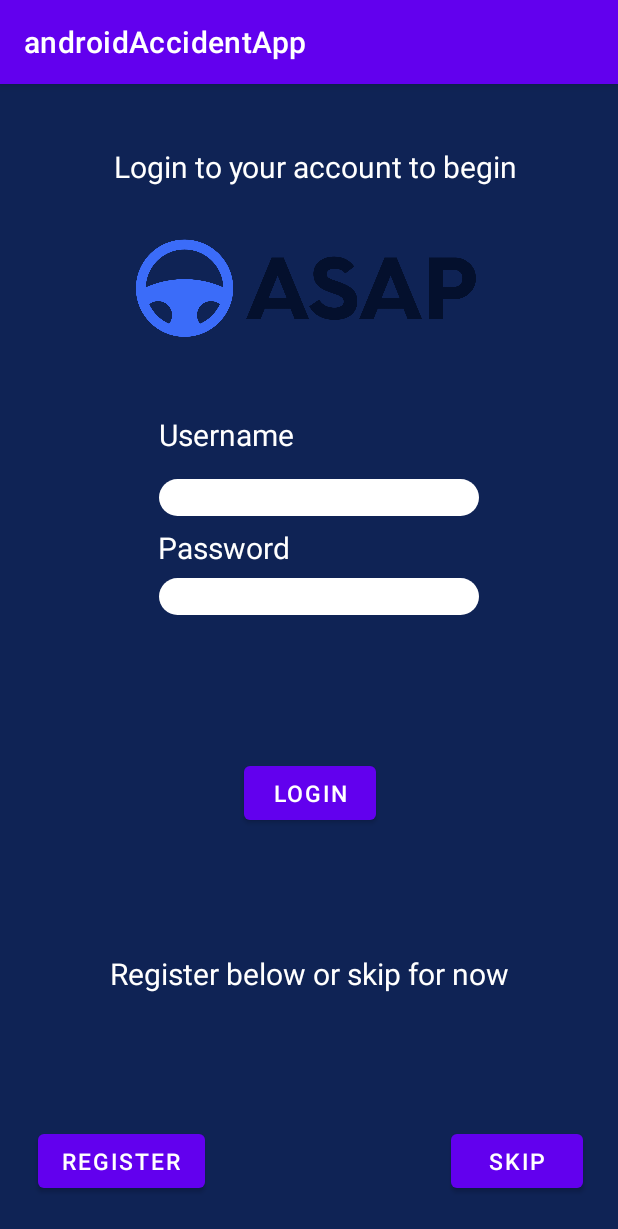
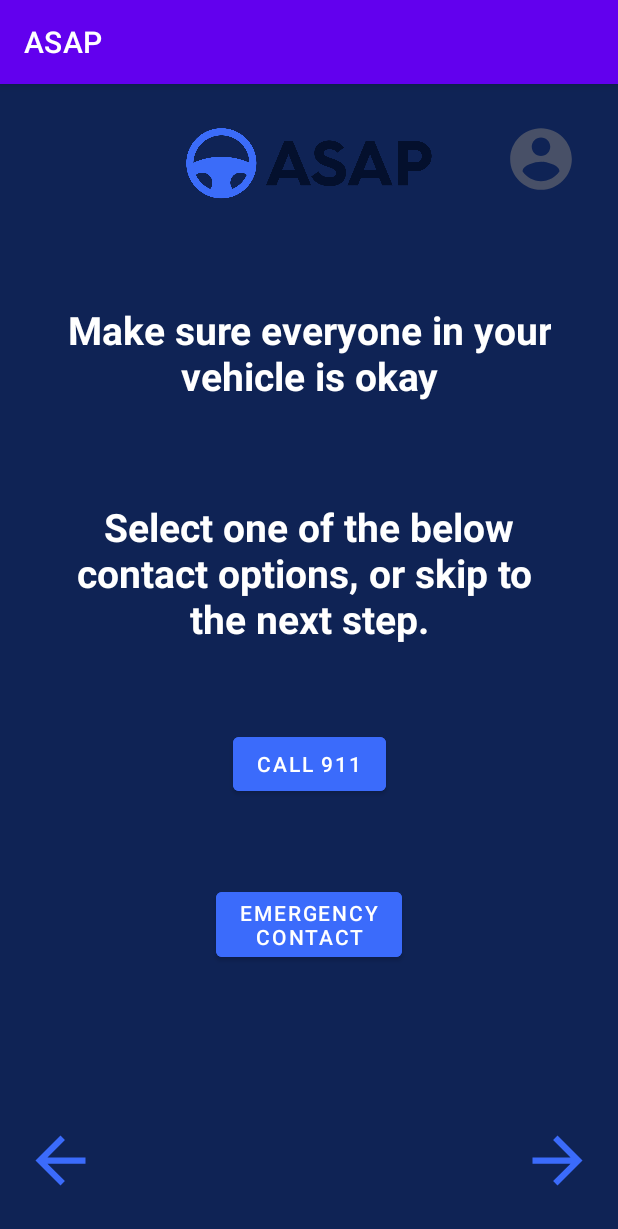
Before and after one commit to MaazHussaini99/androidAccidentApp, an Android app: the screen it shows after launch (Login before the commit, Step1 after it), on a phone screen of 412 x 824 dp. Shown: the top 1229 px of the screen. Run offline under Robolectric (Android 15) with nearby library versions, the phone set to English and light mode, and no system bars.

Commit message:
Step 1 now can make calls (no database information yet) with the given string or 911. Automatically goes back to the application after call. Uses both dial and call. Also fixed the layouts on login and registration not aligning.

```diff
--- /dev/null
+++ b/app/src/main/java/com/example/androidaccidentapp/Step1.java
@@ -0,0 +1,102 @@
+package com.example.androidaccidentapp;
+
+import androidx.appcompat.app.AppCompatActivity;
+
+import android.Manifest;
+import android.content.Context;
+import android.content.Intent;
+import android.content.pm.PackageManager;
+import android.net.Uri;
+import android.os.Build;
+import android.os.Bundle;
+import android.telephony.PhoneStateListener;
+import android.telephony.TelephonyManager;
+import android.util.Log;
+import android.view.View;
+import android.widget.Button;
+
+public class Step1 extends AppCompatActivity {
+
+    @Override
+    protected void onCreate(Bundle savedInstanceState) {
+        super.onCreate(savedInstanceState);
+        setContentView(R.layout.step1);
+
+        final Button call = findViewById(R.id.dial911_btn); //button for 911 which is call
+        final Button emergency = findViewById(R.id.emergencyContact_btn); //button for contact which is emergency
+
+        call.setOnClickListener(new View.OnClickListener() { //call button is 911, dials it for you
+            @Override
+            public void onClick(View view) {
+                Uri callService = Uri.parse("tel://911"); //dials 911
+                Intent callIntent = new Intent(Intent.ACTION_DIAL,callService); //notably has to be a dial, cannot do call with emergency service like 911 since call privileged is exclusive to system apps
+                startActivity(callIntent);
+            }
+        });
+   /* public void previous(View view) {
+        Intent intentPrev = new Intent(Step1.this, Home.class);
+        startActivity(intentPrev);
+    }
+
+    public void next(View view) {
+        Intent intentNxt = new Intent(Step1.this, UserProfile.class);
+        startActivity(intentNxt);
+    } */
+        emergency.setOnClickListener(new View.OnClickListener() {
+            @Override
+            public void onClick(View view) {
+
+                if (Build.VERSION.SDK_INT >= Build.VERSION_CODES.M //api level > 23
+                        && checkSelfPermission(Manifest.permission.CALL_PHONE) != PackageManager.PERMISSION_GRANTED){
+                    requestPermissions(new String[]{Manifest.permission.CALL_PHONE}, 1);
+                    //if permission hasn't been granted, ask for permission to access calling phone
+                }
+                else {
+                    // String phoneNumber = phone.getText().toString();
+                    // above code could be format for using with database
+
+                    PhoneCallListener phoneListener = new PhoneCallListener(); //PhoneCallListener looks if a call is ongoing
+                    TelephonyManager telephonyManager = (TelephonyManager) //tells you about telephony services and phone state
+                            getSystemService(Context.TELEPHONY_SERVICE);
+                    telephonyManager.listen(phoneListener,
+                            PhoneStateListener.LISTEN_CALL_STATE);
+                    String phoneNumber = "5551235428"; //using a random number for now
+                    Intent intent = new Intent(Intent.ACTION_CALL);
+                    intent.setData(Uri.parse("tel:"+ phoneNumber)); //calls the number in the string
+                    startActivity(intent);
+
+
+                }
+            }
+        });
+    }
+
+  private class PhoneCallListener extends PhoneStateListener { //this looks for what state the phone is in
+
+        private boolean phoneCall = false; //start as false, depending on state, does certain actions
+
+
+        @Override
+        public void onCallStateChanged(int status, String num) {
+
+            if (TelephonyManager.CALL_STATE_OFFHOOK == status) {
+                // the status is active
+
+                phoneCall = true;
+            }
+
+            if (TelephonyManager.CALL_STATE_IDLE == status) {
+                // if offhook over, will switch to this afterwards
+
+                if (phoneCall) {
+                    // this restarts the application back
+                    Intent i = getBaseContext().getPackageManager().getLaunchIntentForPackage(
+                            getBaseContext().getPackageName());
+                    i.addFlags(Intent.FLAG_ACTIVITY_CLEAR_TOP);
+                    startActivity(i);
+                    phoneCall = false;
+                }
+            }
+        }
+    }
+}
--- a/app/src/main/res/drawable/gradient_background.xml
+++ b/app/src/main/res/drawable/gradient_background.xml
@@ -3,10 +3,8 @@
     <item>
         <shape>
             <gradient
-                android:startColor="#04132c"
-
-                android:endColor="#3b6bfb"
-
+                android:startColor="@color/gradient_start"
+                android:endColor="@color/gradient_end"
                 android:type="linear"
                 android:angle="-90"/>/>
         </shape>
--- /dev/null
+++ b/app/src/main/res/drawable/ic_baseline_account_circle_24.xml
@@ -0,0 +1,5 @@
+<vector android:height="24dp" android:tint="#485067"
+    android:viewportHeight="24" android:viewportWidth="24"
+    android:width="24dp" xmlns:android="http://schemas.android.com/apk/res/android">
+    <path android:fillColor="@android:color/white" android:pathData="M12,2C6.48,2 2,6.48 2,12s4.48,10 10,10 10,-4.48 10,-10S17.52,2 12,2zM12,5c1.66,0 3,1.34 3,3s-1.34,3 -3,3 -3,-1.34 -3,-3 1.34,-3 3,-3zM12,19.2c-2.5,0 -4.71,-1.28 -6,-3.22 0.03,-1.99 4,-3.08 6,-3.08 1.99,0 5.97,1.09 6,3.08 -1.29,1.94 -3.5,3.22 -6,3.22z"/>
+</vector>
--- /dev/null
+++ b/app/src/main/res/drawable/ic_baseline_arrow_back_24.xml
@@ -0,0 +1,5 @@
+<vector android:autoMirrored="true" android:height="24dp"
+    android:tint="#3B6BFB" android:viewportHeight="24"
+    android:viewportWidth="24" android:width="24dp" xmlns:android="http://schemas.android.com/apk/res/android">
+    <path android:fillColor="@android:color/white" android:pathData="M20,11H7.83l5.59,-5.59L12,4l-8,8 8,8 1.41,-1.41L7.83,13H20v-2z"/>
+</vector>
--- /dev/null
+++ b/app/src/main/res/drawable/ic_baseline_arrow_forward_24.xml
@@ -0,0 +1,5 @@
+<vector android:autoMirrored="true" android:height="24dp"
+    android:tint="#3B6BFB" android:viewportHeight="24"
+    android:viewportWidth="24" android:width="24dp" xmlns:android="http://schemas.android.com/apk/res/android">
+    <path android:fillColor="@android:color/white" android:pathData="M12,4l-1.41,1.41L16.17,11H4v2h12.17l-5.58,5.59L12,20l8,-8z"/>
+</vector>
--- a/app/src/main/res/drawable/rounded_button.xml
+++ b/app/src/main/res/drawable/rounded_button.xml
@@ -1,15 +1,13 @@
 <?xml version="1.0" encoding="utf-8"?>
 <shape xmlns:android="http://schemas.android.com/apk/res/android"
     android:shape="rectangle"
-    android:padding="10dp"
-    >
-
+    android:padding="10dp">
 
     <corners
         android:bottomRightRadius="15dp"
         android:bottomLeftRadius="15dp"
         android:topLeftRadius="15dp"
         android:topRightRadius="15dp">
-        <solid android:color="@color/btnColor"/>
+        <solid android:color="@color/logo"/>
     </corners>
 </shape>
--- a/app/src/main/res/layout/activity_login.xml
+++ b/app/src/main/res/layout/activity_login.xml
@@ -1,94 +1,28 @@
 <?xml version="1.0" encoding="utf-8"?>
-<RelativeLayout xmlns:android="http://schemas.android.com/apk/res/android"
+<androidx.constraintlayout.widget.ConstraintLayout xmlns:android="http://schemas.android.com/apk/res/android"
     xmlns:app="http://schemas.android.com/apk/res-auto"
     xmlns:tools="http://schemas.android.com/tools"
+    android:id="@+id/relativeLayout"
     android:layout_width="match_parent"
     android:layout_height="match_parent"
     android:background="#0F2355"
     tools:context=".Login">
 
-    <Button
-        android:id="@+id/register"
-        android:layout_width="wrap_content"
-        android:layout_height="wrap_content"
-        android:layout_alignParentEnd="true"
-        android:layout_alignParentBottom="true"
-        android:layout_centerHorizontal="true"
-        android:layout_marginEnd="275dp"
-        android:layout_marginBottom="26dp"
-        android:onClick="Register"
-        android:text="Register"
-        android:textSize="15sp" />
-
     <ImageView
         android:id="@+id/imageView7"
         android:layout_width="20dp"
         android:layout_height="25dp"
-        android:layout_alignParentStart="true"
-        android:layout_alignParentTop="true"
         android:layout_marginStart="84dp"
         android:layout_marginTop="336dp"
-       />
+        app:layout_constraintStart_toStartOf="parent"
+        app:layout_constraintTop_toTopOf="parent" />
 
     <!--Textview to tell you to login to your account-->
-
-    <TextView
-        android:layout_width="match_parent"
-        android:layout_height="match_parent"
-        android:layout_alignParentStart="true"
-        android:layout_alignParentTop="true"
-        android:layout_alignParentEnd="true"
-        android:layout_alignParentBottom="true"
-        android:layout_centerInParent="true"
-        android:layout_marginStart="76dp"
-        android:layout_marginTop="41dp"
-        android:layout_marginEnd="20dp"
-        android:layout_marginBottom="-1dp"
-        android:text="Login to your account to begin"
-        android:textColor="@color/white"
-        android:textSize="20sp" />
-
-    <TextView
-        android:id="@+id/textView2"
-        android:layout_width="match_parent"
-        android:layout_height="match_parent"
-        android:layout_alignParentStart="true"
-        android:layout_alignParentTop="true"
-        android:layout_alignParentEnd="true"
-        android:layout_alignParentBottom="true"
-        android:layout_centerInParent="true"
-        android:layout_marginStart="106dp"
-        android:layout_marginTop="220dp"
-        android:layout_marginEnd="-10dp"
-        android:layout_marginBottom="-180dp"
-        android:text="Username"
-        android:textColor="@color/white"
-        android:textSize="20sp" />
-
-    <TextView
-        android:id="@+id/textView3"
-        android:layout_width="match_parent"
-        android:layout_height="match_parent"
-        android:layout_alignParentStart="true"
-        android:layout_alignParentTop="true"
-        android:layout_alignParentEnd="true"
-        android:layout_alignParentBottom="true"
-        android:layout_centerInParent="true"
-        android:layout_marginStart="105dp"
-        android:layout_marginTop="295dp"
-        android:layout_marginEnd="-9dp"
-        android:layout_marginBottom="-255dp"
-        android:text="Password"
-        android:textColor="@color/white"
-        android:textSize="20sp" />
 
     <EditText
         android:id="@+id/username"
         android:layout_width="wrap_content"
         android:layout_height="wrap_content"
-        android:layout_alignParentStart="true"
-        android:layout_alignParentTop="true"
-        android:layout_centerHorizontal="true"
         android:layout_marginStart="106dp"
         android:layout_marginTop="263dp"
         android:background="@drawable/rounded_corners"
@@ -96,7 +30,11 @@
         android:hint="Username"
         android:inputType="text"
         android:paddingLeft="10dp"
-        android:textColorHint="@color/white" /> <!--Field so you can type your username-->
+        android:textColorHint="@color/white"
+        app:layout_constraintLeft_toLeftOf="parent"
+        app:layout_constraintRight_toRightOf="parent"
+        app:layout_constraintStart_toStartOf="parent"
+        app:layout_constraintTop_toTopOf="parent" /> <!--Field so you can type your username-->
 
     <!--Field so you can type your password-->
 
@@ -106,17 +44,18 @@
         android:id="@+id/password"
         android:layout_width="wrap_content"
         android:layout_height="wrap_content"
-        android:layout_alignParentStart="true"
-        android:layout_alignParentTop="true"
-        android:layout_centerHorizontal="true"
         android:layout_marginStart="106dp"
         android:layout_marginTop="329dp"
-        android:paddingLeft="10dp"
         android:background="@drawable/rounded_corners"
         android:ems="10"
         android:hint="Password"
         android:inputType="textPassword"
-        android:textColorHint="@color/white" />
+        android:paddingLeft="10dp"
+        android:textColorHint="@color/white"
+        app:layout_constraintLeft_toLeftOf="parent"
+        app:layout_constraintRight_toRightOf="parent"
+        app:layout_constraintStart_toStartOf="parent"
+        app:layout_constraintTop_toTopOf="parent" />
 
     <!--Button that lets you validate your login credentials-->
 
@@ -124,14 +63,15 @@
         android:id="@+id/textView"
         android:layout_width="wrap_content"
         android:layout_height="wrap_content"
-        android:layout_alignParentStart="true"
-        android:layout_alignParentBottom="true"
-        android:layout_centerHorizontal="true"
         android:layout_marginStart="73dp"
         android:layout_marginBottom="161dp"
         android:text="Register below or skip for now"
         android:textColor="@color/white"
-        android:textSize="20sp" />
+        android:textSize="20sp"
+        app:layout_constraintBottom_toBottomOf="parent"
+        app:layout_constraintLeft_toLeftOf="parent"
+        app:layout_constraintRight_toRightOf="parent"
+        app:layout_constraintStart_toStartOf="parent" />
 
     <!--Register button that takes you to the register screen-->
 
@@ -141,46 +81,127 @@
         android:id="@+id/Login"
         android:layout_width="wrap_content"
         android:layout_height="wrap_content"
-        android:layout_alignParentEnd="true"
-        android:layout_alignParentBottom="true"
-        android:layout_centerHorizontal="true"
+        android:layout_marginTop="413dp"
         android:layout_marginEnd="161dp"
-        android:layout_marginBottom="271dp"
         android:onClick="LoginToApp"
         android:text="Login"
-        android:textSize="15sp" />
+        android:textSize="15sp"
+        app:layout_constraintEnd_toEndOf="parent"
+        app:layout_constraintTop_toTopOf="parent" />
+
+    <Button
+        android:id="@+id/register"
+        android:layout_width="wrap_content"
+        android:layout_height="wrap_content"
+        android:layout_marginEnd="224dp"
+        android:layout_marginBottom="72dp"
+        android:onClick="Register"
+        android:text="Register"
+        android:textSize="15sp"
+        app:layout_constraintBottom_toBottomOf="parent"
+        app:layout_constraintEnd_toEndOf="parent"
+        app:layout_constraintLeft_toLeftOf="parent"
+        app:layout_constraintRight_toRightOf="parent" />
+
+    <TextView
+        android:id="@+id/textView17"
+        android:layout_width="match_parent"
+        android:layout_height="match_parent"
+        android:layout_centerHorizontal="true"
+        android:layout_centerVertical="true"
+        android:layout_marginStart="76dp"
+        android:layout_marginTop="41dp"
+        android:layout_marginEnd="20dp"
+        android:layout_marginBottom="-1dp"
+        android:text="Login to your account to begin"
+        android:textColor="@color/white"
+        android:textSize="20sp"
+        app:layout_constraintBottom_toBottomOf="parent"
+        app:layout_constraintEnd_toEndOf="parent"
+        app:layout_constraintHorizontal_bias="1.0"
+        app:layout_constraintLeft_toLeftOf="parent"
+        app:layout_constraintRight_toRightOf="parent"
+        app:layout_constraintStart_toStartOf="parent"
+        app:layout_constraintTop_toTopOf="parent"
+        app:layout_constraintVertical_bias="0.0" />
+
+    <TextView
+        android:id="@+id/textView2"
+        android:layout_width="match_parent"
+        android:layout_height="match_parent"
+        android:layout_centerHorizontal="true"
+        android:layout_centerVertical="true"
+        android:layout_marginStart="106dp"
+        android:layout_marginTop="220dp"
+        android:layout_marginEnd="-10dp"
+        android:layout_marginBottom="-180dp"
+        android:text="Username"
+        android:textColor="@color/white"
+        android:textSize="20sp"
+        app:layout_constraintBottom_toBottomOf="parent"
+        app:layout_constraintEnd_toEndOf="parent"
+        app:layout_constraintHorizontal_bias="0.0"
+        app:layout_constraintLeft_toLeftOf="parent"
+        app:layout_constraintRight_toRightOf="parent"
+        app:layout_constraintStart_toStartOf="parent"
+        app:layout_constraintTop_toTopOf="parent"
+        app:layout_constraintVertical_bias="0.0" />
 
     <Button
         android:id="@+id/Skip"
         android:layout_width="wrap_content"
         android:layout_height="wrap_content"
-        android:layout_alignParentEnd="true"
-        android:layout_alignParentBottom="true"
-        android:layout_centerHorizontal="true"
-        android:layout_marginEnd="23dp"
-        android:layout_marginBottom="26dp"
+        android:layout_marginEnd="84dp"
+        android:layout_marginBottom="72dp"
         android:onClick="Skip"
         android:text="Skip"
-        android:textSize="15sp" />
+        android:textSize="15sp"
+        app:layout_constraintBottom_toBottomOf="parent"
+        app:layout_constraintEnd_toEndOf="parent"
+        app:layout_constraintLeft_toLeftOf="parent"
+        app:layout_constraintRight_toRightOf="parent" />
+
+    <TextView
+        android:id="@+id/textView3"
+        android:layout_width="match_parent"
+        android:layout_height="match_parent"
+        android:layout_centerHorizontal="true"
+        android:layout_centerVertical="true"
+        android:layout_marginStart="105dp"
+        android:layout_marginTop="295dp"
+        android:layout_marginEnd="-9dp"
+        android:layout_marginBottom="-255dp"
+        android:text="Password"
+        android:textColor="@color/white"
+        android:textSize="20sp"
+        app:layout_constraintBottom_toBottomOf="parent"
+        app:layout_constraintEnd_toEndOf="parent"
+        app:layout_constraintHorizontal_bias="0.0"
+        app:layout_constraintLeft_toLeftOf="parent"
+        app:layout_constraintRight_toRightOf="parent"
+        app:layout_constraintStart_toStartOf="parent"
+        app:layout_constraintTop_toTopOf="parent"
+        app:layout_constraintVertical_bias="0.0" />
 
     <ImageView
         android:id="@+id/imageView"
         android:layout_width="240dp"
         android:layout_height="230dp"
-        android:layout_alignParentStart="true"
-        android:layout_alignParentTop="true"
-        android:layout_centerHorizontal="true"
         android:layout_marginStart="84dp"
         android:layout_marginTop="21dp"
+        app:layout_constraintLeft_toLeftOf="parent"
+        app:layout_constraintRight_toRightOf="parent"
+        app:layout_constraintStart_toStartOf="parent"
+        app:layout_constraintTop_toTopOf="parent"
         app:srcCompat="@drawable/logo_01" />
 
     <ImageView
         android:id="@+id/imageView3"
         android:layout_width="21dp"
         android:layout_height="31dp"
-        android:layout_alignParentStart="true"
-        android:layout_alignParentTop="true"
         android:layout_marginStart="60dp"
-        android:layout_marginTop="251dp" /> <!--Image of the username field-->
+        android:layout_marginTop="251dp"
+        app:layout_constraintStart_toStartOf="parent"
+        app:layout_constraintTop_toTopOf="parent" /> <!--Image of the username field-->
 
-</RelativeLayout>
+</androidx.constraintlayout.widget.ConstraintLayout>
--- /dev/null
+++ b/app/src/main/res/layout/step1.xml
@@ -0,0 +1,102 @@
+<?xml version="1.0" encoding="utf-8"?>
+<androidx.constraintlayout.widget.ConstraintLayout xmlns:android="http://schemas.android.com/apk/res/android"
+    xmlns:app="http://schemas.android.com/apk/res-auto"
+    xmlns:tools="http://schemas.android.com/tools"
+    android:layout_width="match_parent"
+    android:layout_height="match_parent"
+    tools:context=".Step1"
+    android:background="@color/background">
+
+    <ImageView
+        android:id="@+id/logo"
+        android:layout_width="wrap_content"
+        android:layout_height="55dp"
+        android:src="@drawable/logo_01"
+        android:layout_marginTop="25dp"
+        app:layout_constraintEnd_toEndOf="parent"
+        app:layout_constraintHorizontal_bias="0.0"
+        app:layout_constraintStart_toStartOf="parent"
+        app:layout_constraintTop_toTopOf="parent" />
+
+    <ImageView
+        android:id="@+id/account_ic"
+        android:layout_width="52dp"
+        android:layout_height="49dp"
+        android:src="@drawable/ic_baseline_account_circle_24"
+        android:layout_margin="25dp"
+        app:layout_constraintEnd_toEndOf="parent"
+        app:layout_constraintTop_toTopOf="parent" />
+
+    <TextView
+        android:id="@+id/instr1"
+        android:layout_width="wrap_content"
+        android:layout_height="wrap_content"
+        android:layout_marginTop="65dp"
+        android:text="Make sure everyone in your\nvehicle is okay"
+        android:textColor="@color/white"
+        android:textStyle="bold"
+        android:textSize="26dp"
+        android:textAlignment="center"
+        app:layout_constraintTop_toBottomOf="@id/logo"
+        app:layout_constraintLeft_toLeftOf="parent"
+        app:layout_constraintRight_toRightOf="parent"/>
+
+    <TextView
+        android:id="@+id/instr2"
+        android:layout_width="wrap_content"
+        android:layout_height="wrap_content"
+        android:layout_marginTop="65dp"
+        android:text="@string/step1Instruction"
+        android:textColor="@color/white"
+        android:textStyle="bold"
+        android:textSize="26dp"
+        android:textAlignment="center"
+        app:layout_constraintTop_toBottomOf="@id/instr1"
+        app:layout_constraintLeft_toLeftOf="parent"
+        app:layout_constraintRight_toRightOf="parent"/>
+
+    <Button
+        android:id="@+id/dial911_btn"
+        android:layout_width="wrap_content"
+        android:layout_height="wrap_content"
+        android:layout_marginTop="55dp"
+        android:text="Call 911"
+        android:backgroundTint="@color/logo"
+        app:layout_constraintTop_toBottomOf="@id/instr2"
+        app:layout_constraintLeft_toLeftOf="parent"
+        app:layout_constraintRight_toRightOf="parent"/>
+
+    <Button
+        android:id="@+id/emergencyContact_btn"
+        android:layout_width="wrap_content"
+        android:layout_height="wrap_content"
+        android:layout_marginTop="55dp"
+        android:text="Emergency\nContact"
+        android:backgroundTint="@color/logo"
+        app:layout_constraintTop_toBottomOf="@id/dial911_btn"
+        app:layout_constraintLeft_toLeftOf="parent"
+        app:layout_constraintRight_toRightOf="parent"/>
+
+    <ImageView
+        android:id="@+id/backArrow"
+        android:layout_width="50dp"
+        android:layout_height="50dp"
+        android:layout_marginBottom="25dp"
+        android:layout_marginStart="15dp"
+        android:src="@drawable/ic_baseline_arrow_back_24"
+        android:onClick="previous"
+        app:layout_constraintBottom_toBottomOf="parent"
+        app:layout_constraintLeft_toLeftOf="parent"/>
+
+    <ImageView
+        android:id="@+id/forwardArrow"
+        android:layout_width="50dp"
+        android:layout_height="50dp"
+        android:layout_marginBottom="25dp"
+        android:layout_marginEnd="15dp"
+        android:src="@drawable/ic_baseline_arrow_forward_24"
+        android:onClick="next"
+        app:layout_constraintBottom_toBottomOf="parent"
+        app:layout_constraintRight_toRightOf="parent"/>
+
+</androidx.constraintlayout.widget.ConstraintLayout>
--- a/app/src/main/res/values/colors.xml
+++ b/app/src/main/res/values/colors.xml
@@ -7,5 +7,11 @@
     <color name="teal_700">#FF018786</color>
     <color name="black">#FF000000</color>
     <color name="white">#FFFFFFFF</color>
-    <color name="btnColor">#549F93</color>
+
+    <color name="background">#0F2355</color>
+    <color name="logo">#3B6BfB</color>
+    <color name="gradient_start">#04132C</color>
+    <color name="gradient_end">#3B6BfB</color>
+    <color name="gray">#808080</color>
+
 </resources>
--- a/app/src/main/res/values/strings.xml
+++ b/app/src/main/res/values/strings.xml
@@ -1,3 +1,4 @@
 <resources>
-    <string name="app_name">androidAccidentApp</string>
+    <string name="app_name">ASAP</string>
+    <string name="step1Instruction">Select one of the below\ncontact options, or skip to \nthe next step.</string>
 </resources>
```
Also changed, not shown: app/src/main/AndroidManifest.xml (+7 -1 lines), app/src/main/res/drawable/splash_background.xml (added, +29 -0 lines), app/src/main/res/layout/activity_registration.xml (+78 -86 lines), app/src/main/res/drawable/full_app_name.png (added).
